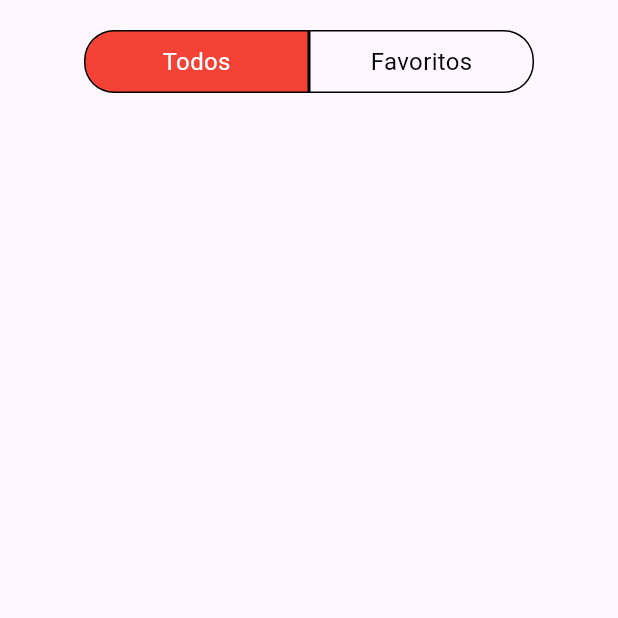
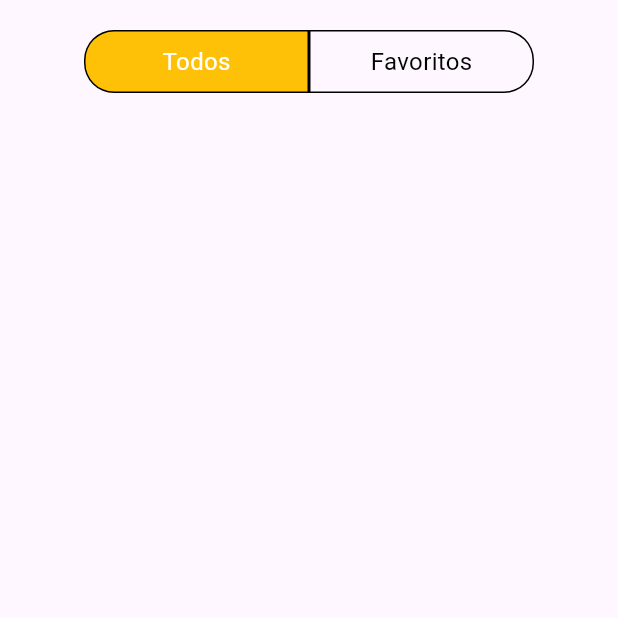
Before and after one commit to joelfelipe338/estante-virtual, a Flutter app: the screen it shows after launch, on a phone screen of 412 x 824 dp, the top half of it. Run offline on Flutter 3.47's test engine with Material 3 defaults, Android fonts, the phone set to English and light mode, and no system bars.

Commit message:
usando flutter 3.16.0 com fvm

```diff
--- a/lib/app/views/bookcase.dart
+++ b/lib/app/views/bookcase.dart
@@ -51,7 +51,7 @@ class _BookCaseState extends State<BookCase> {
                   width: 1,
                   color: Colors.black,
                 ),
-                color: !_onlyFavorites ? Colors.red : Colors.transparent,
+                color: !_onlyFavorites ? Colors.amber : Colors.transparent,
               ),
               child: Text(
                 'Todos',
@@ -84,7 +84,7 @@ class _BookCaseState extends State<BookCase> {
                   width: 1,
                   color: Colors.black,
                 ),
-                color: _onlyFavorites ? Colors.red : Colors.transparent,
+                color: _onlyFavorites ? Colors.amber : Colors.transparent,
               ),
               child: Text(
                 'Favoritos',
```
Also changed, not shown: pubspec.lock, 3 other files.
